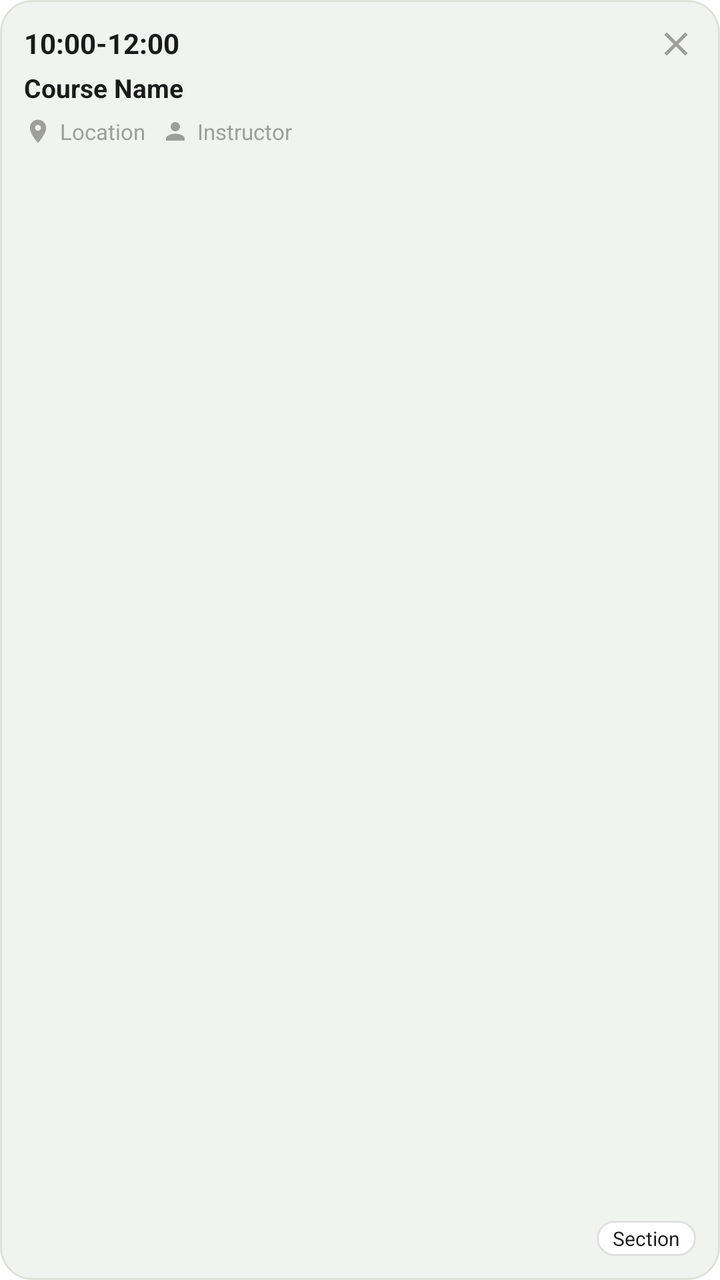
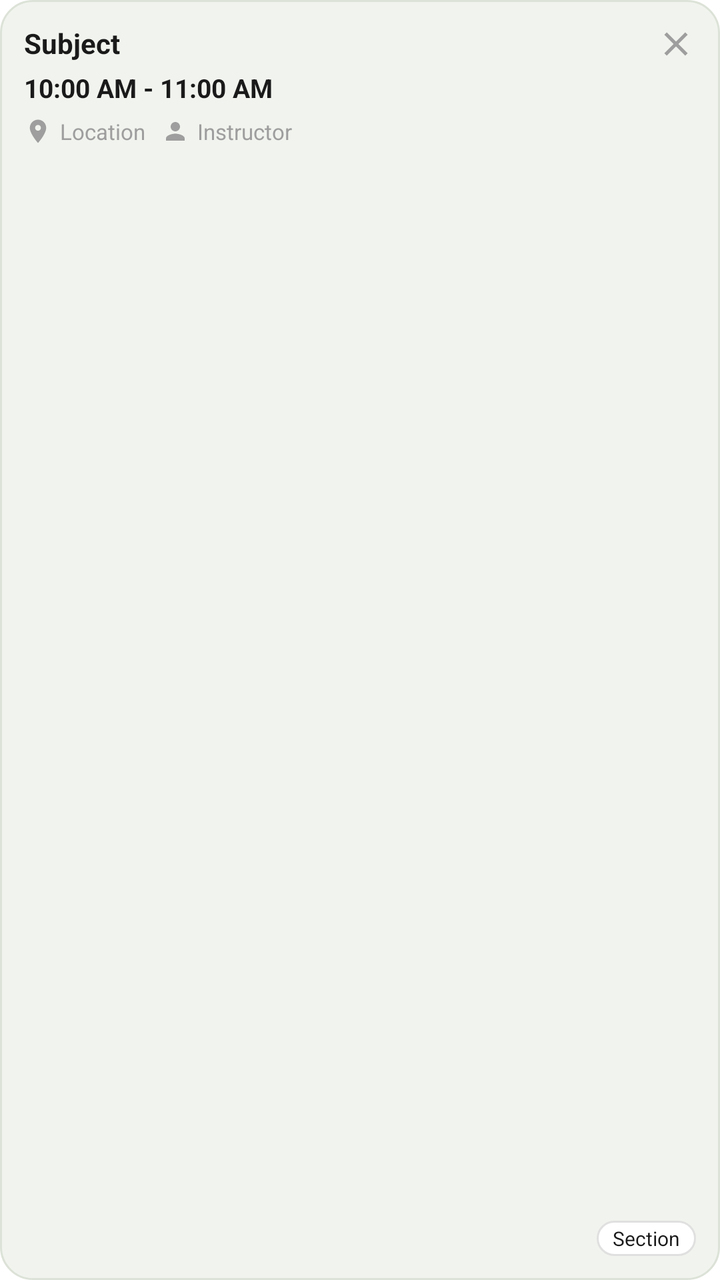

Two renders of the same Android screen: before a commit and after it. Below are the layout's source before the change and the commit's diff.
<!-- AndroidManifest.xml: application theme Theme.VETSCHED -->
<!-- res/layout/item_schedule_card.xml -->
<?xml version="1.0" encoding="utf-8"?>
<androidx.constraintlayout.widget.ConstraintLayout xmlns:android="http://schemas.android.com/apk/res/android"
    xmlns:app="http://schemas.android.com/apk/res-auto"
    android:layout_width="match_parent"
    android:layout_height="wrap_content"
    android:background="@drawable/bg_schedule_card"
    android:padding="12dp">

    <TextView
        android:id="@+id/tvTimeRange"
        android:layout_width="wrap_content"
        android:layout_height="wrap_content"
        android:text="10:00-12:00"
        android:textColor="@color/vetsched_text_primary"
        android:textSize="14sp"
        android:textStyle="bold"
        app:layout_constraintStart_toStartOf="parent"
        app:layout_constraintTop_toTopOf="parent" />

    <ImageView
        android:id="@+id/btnRemove"
        android:layout_width="20dp"
        android:layout_height="20dp"
        android:src="@drawable/ic_close"
        app:layout_constraintEnd_toEndOf="parent"
        app:layout_constraintTop_toTopOf="parent"
        app:tint="@color/vetsched_text_hint" />

    <TextView
        android:id="@+id/tvCourseName"
        android:layout_width="0dp"
        android:layout_height="wrap_content"
        android:layout_marginTop="4dp"
        android:ellipsize="end"
        android:maxLines="2"
        android:text="Course Name"
        android:textColor="@color/vetsched_text_primary"
        android:textSize="13sp"
        android:textStyle="bold"
        app:layout_constraintEnd_toEndOf="parent"
        app:layout_constraintStart_toStartOf="parent"
        app:layout_constraintTop_toBottomOf="@id/tvTimeRange" />

    <ImageView
        android:id="@+id/ivLocation"
        android:layout_width="14dp"
        android:layout_height="14dp"
        android:layout_marginTop="6dp"
        android:src="@drawable/ic_location"
        app:layout_constraintStart_toStartOf="parent"
        app:layout_constraintTop_toBottomOf="@id/tvCourseName"
        app:tint="@color/vetsched_text_hint" />

    <TextView
        android:id="@+id/tvLocation"
        android:layout_width="wrap_content"
        android:layout_height="wrap_content"
        android:layout_marginStart="4dp"
        android:ellipsize="end"
        android:maxLines="1"
        android:text="Location"
        android:textColor="@color/vetsched_text_hint"
        android:textSize="11sp"
        app:layout_constrainedWidth="true"
        app:layout_constraintBottom_toBottomOf="@id/ivLocation"
        app:layout_constraintEnd_toStartOf="@id/ivInstructor"
        app:layout_constraintHorizontal_bias="0"
        app:layout_constraintHorizontal_chainStyle="packed"
        app:layout_constraintStart_toEndOf="@id/ivLocation"
        app:layout_constraintTop_toTopOf="@id/ivLocation" />

    <ImageView
        android:id="@+id/ivInstructor"
        android:layout_width="14dp"
        android:layout_height="14dp"
        android:layout_marginStart="8dp"
        android:src="@drawable/ic_profile"
        app:layout_constraintBottom_toBottomOf="@id/tvLocation"
        app:layout_constraintEnd_toStartOf="@id/tvInstructor"
        app:layout_constraintStart_toEndOf="@id/tvLocation"
        app:layout_constraintTop_toTopOf="@id/tvLocation"
        app:tint="@color/vetsched_text_hint" />

    <TextView
        android:id="@+id/tvInstructor"
        android:layout_width="wrap_content"
        android:layout_height="wrap_content"
        android:layout_marginStart="4dp"
        android:ellipsize="end"
        android:maxLines="1"
        android:text="Instructor"
        android:textColor="@color/vetsched_text_hint"
        android:textSize="11sp"
        app:layout_constrainedWidth="true"
        app:layout_constraintBottom_toBottomOf="@id/ivInstructor"
        app:layout_constraintEnd_toStartOf="@id/tvSection"
        app:layout_constraintStart_toEndOf="@id/ivInstructor"
        app:layout_constraintTop_toTopOf="@id/ivInstructor" />

    <TextView
        android:id="@+id/tvSection"
        android:layout_width="wrap_content"
        android:layout_height="wrap_content"
        android:background="@drawable/bg_date_unselected"
        android:paddingHorizontal="8dp"
        android:paddingVertical="2dp"
        android:text="Section"
        android:textColor="@color/vetsched_text_primary"
        android:textSize="10sp"
        app:layout_constraintBottom_toBottomOf="parent"
        app:layout_constraintEnd_toEndOf="parent" />

</androidx.constraintlayout.widget.ConstraintLayout>
<!-- resources referenced by this layout -->
<resources>
  <color name="vetsched_text_hint">#9E9E9E</color>
  <color name="vetsched_text_primary">#1A1A1A</color>
  <!-- drawable bg_date_unselected (drawable) -->
  <?xml version="1.0" encoding="utf-8"?>
  <shape xmlns:android="http://schemas.android.com/apk/res/android">
      <solid android:color="@color/white" />
      <stroke android:width="1dp" android:color="#E0E0E0" />
      <corners android:radius="16dp" />
  </shape>
  <!-- drawable bg_schedule_card (drawable) -->
  <?xml version="1.0" encoding="utf-8"?>
  <shape xmlns:android="http://schemas.android.com/apk/res/android">
      <solid android:color="#F1F4EE" />
      <corners android:radius="16dp" />
      <stroke android:width="1dp" android:color="#DCE2D7" />
  </shape>
  <!-- drawable ic_close (drawable) -->
  <vector xmlns:android="http://schemas.android.com/apk/res/android"
      android:width="24dp"
      android:height="24dp"
      android:viewportWidth="24"
      android:viewportHeight="24">
      <path
          android:fillColor="#000000"
          android:pathData="M19,6.41L17.59,5 12,10.59 6.41,5 5,6.41 10.59,12 5,17.59 6.41,19 12,13.41 17.59,19 19,17.59 13.41,12z" />
  </vector>
  <!-- drawable ic_location (drawable) -->
  <vector xmlns:android="http://schemas.android.com/apk/res/android"
      android:width="24dp"
      android:height="24dp"
      android:viewportWidth="24"
      android:viewportHeight="24">
      <path
          android:fillColor="#5C6D4F"
          android:pathData="L12,2C8.13,2 5,5.13 5,9c0,5.25 7,13 7,13s7,-7.75 7,-13c0,-3.87 -3.13,-7 -7,-7zM12,11.5c-1.38,0 -2.5,-1.12 -2.5,-2.5s1.12,-2.5 2.5,-2.5 2.5,1.12 2.5,2.5 -1.12,2.5 -2.5,2.5z" />
  </vector>
  <!-- drawable ic_profile (drawable) -->
  <vector xmlns:android="http://schemas.android.com/apk/res/android"
      android:width="24dp"
      android:height="24dp"
      android:viewportWidth="24"
      android:viewportHeight="24">
      <path
          android:fillColor="#9E9E9E"
          android:pathData="M12,12c2.21,0 4,-1.79 4,-4s-1.79,-4 -4,-4 -4,1.79 -4,4 1.79,4 4,4zM12,14c-2.67,0 -8,1.34 -8,4v2h16v-2c0,-2.66 -5.33,-4 -8,-4z" />
  </vector>
  <style name="Theme.VETSCHED" parent="Theme.MaterialComponents.Light.NoActionBar">
          <item name="colorPrimary">@color/vetsched_primary</item>
          <item name="android:statusBarColor">@color/vetsched_background</item>
          <item name="android:windowLightStatusBar">true</item>
      </style>
  <color name="white">#FFFFFFFF</color>
  <color name="vetsched_primary">#5C6D4F</color>
  <color name="vetsched_background">#F8FAF7</color>
</resources>

<!-- the commit's change to res/layout/item_schedule_card.xml (unified diff, before → after) -->
@@ -6,14 +6,19 @@
     android:background="@drawable/bg_schedule_card"
     android:padding="12dp">
 
+    
     <TextView
-        android:id="@+id/tvTimeRange"
-        android:layout_width="wrap_content"
+        android:id="@+id/tvCourseName"
+        android:layout_width="0dp"
         android:layout_height="wrap_content"
-        android:text="10:00-12:00"
+        android:layout_marginEnd="8dp"
+        android:ellipsize="end"
+        android:maxLines="1"
+        android:text="Subject"
         android:textColor="@color/vetsched_text_primary"
         android:textSize="14sp"
         android:textStyle="bold"
+        app:layout_constraintEnd_toStartOf="@id/btnRemove"
         app:layout_constraintStart_toStartOf="parent"
         app:layout_constraintTop_toTopOf="parent" />
 
@@ -21,34 +26,36 @@
         android:id="@+id/btnRemove"
         android:layout_width="20dp"
         android:layout_height="20dp"
+        android:contentDescription="Remove class"
         android:src="@drawable/ic_close"
+        app:layout_constraintBottom_toBottomOf="@id/tvCourseName"
         app:layout_constraintEnd_toEndOf="parent"
-        app:layout_constraintTop_toTopOf="parent"
+        app:layout_constraintTop_toTopOf="@id/tvCourseName"
         app:tint="@color/vetsched_text_hint" />
 
+    
     <TextView
-        android:id="@+id/tvCourseName"
-        android:layout_width="0dp"
+        android:id="@+id/tvTimeRange"
+        android:layout_width="wrap_content"
         android:layout_height="wrap_content"
         android:layout_marginTop="4dp"
-        android:ellipsize="end"
-        android:maxLines="2"
-        android:text="Course Name"
+        android:text="10:00 AM - 11:00 AM"
         android:textColor="@color/vetsched_text_primary"
         android:textSize="13sp"
         android:textStyle="bold"
-        app:layout_constraintEnd_toEndOf="parent"
         app:layout_constraintStart_toStartOf="parent"
-        app:layout_constraintTop_toBottomOf="@id/tvTimeRange" />
+        app:layout_constraintTop_toBottomOf="@id/tvCourseName" />
 
+    
     <ImageView
         android:id="@+id/ivLocation"
         android:layout_width="14dp"
         android:layout_height="14dp"
         android:layout_marginTop="6dp"
+        android:contentDescription="Location"
         android:src="@drawable/ic_location"
         app:layout_constraintStart_toStartOf="parent"
-        app:layout_constraintTop_toBottomOf="@id/tvCourseName"
+        app:layout_constraintTop_toBottomOf="@id/tvTimeRange"
         app:tint="@color/vetsched_text_hint" />
 
     <TextView
@@ -74,6 +81,7 @@
         android:layout_width="14dp"
         android:layout_height="14dp"
         android:layout_marginStart="8dp"
+        android:contentDescription="Instructor"
         android:src="@drawable/ic_profile"
         app:layout_constraintBottom_toBottomOf="@id/tvLocation"
         app:layout_constraintEnd_toStartOf="@id/tvInstructor"
@@ -110,4 +118,31 @@
         app:layout_constraintBottom_toBottomOf="parent"
         app:layout_constraintEnd_toEndOf="parent" />
 
+    <View
+        android:id="@+id/viewConflictOverlay"
+        android:layout_width="0dp"
+        android:layout_height="0dp"
+        android:background="#D9555555"
+        android:visibility="gone"
+        app:layout_constraintBottom_toBottomOf="parent"
+        app:layout_constraintEnd_toEndOf="parent"
+        app:layout_constraintStart_toStartOf="parent"
+        app:layout_constraintTop_toTopOf="parent" />
+
+    <TextView
+        android:id="@+id/tvConflictLabel"
+        android:layout_width="0dp"
+        android:layout_height="wrap_content"
+        android:background="#E68C1111"
+        android:paddingHorizontal="8dp"
+        android:paddingVertical="3dp"
+        android:text="CONFLICT WITH"
+        android:textColor="@color/white"
+        android:textSize="10sp"
+        android:textStyle="bold"
+        android:visibility="gone"
+        app:layout_constraintBottom_toBottomOf="parent"
+        app:layout_constraintEnd_toEndOf="parent"
+        app:layout_constraintStart_toStartOf="parent" />
+
 </androidx.constraintlayout.widget.ConstraintLayout>
